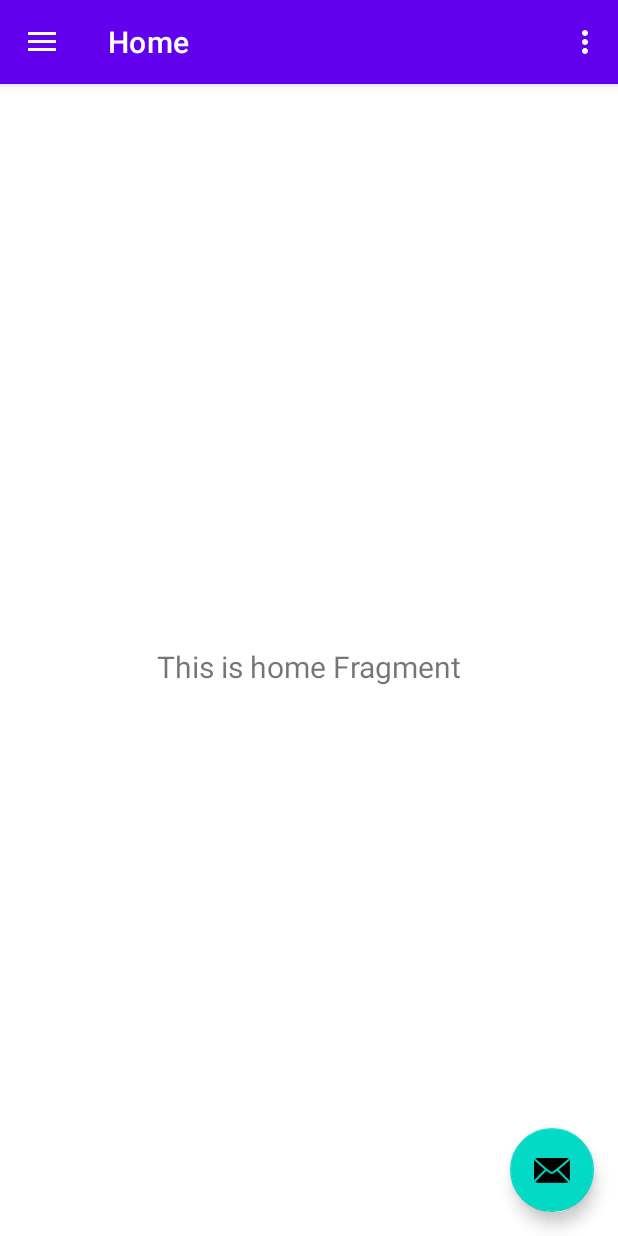
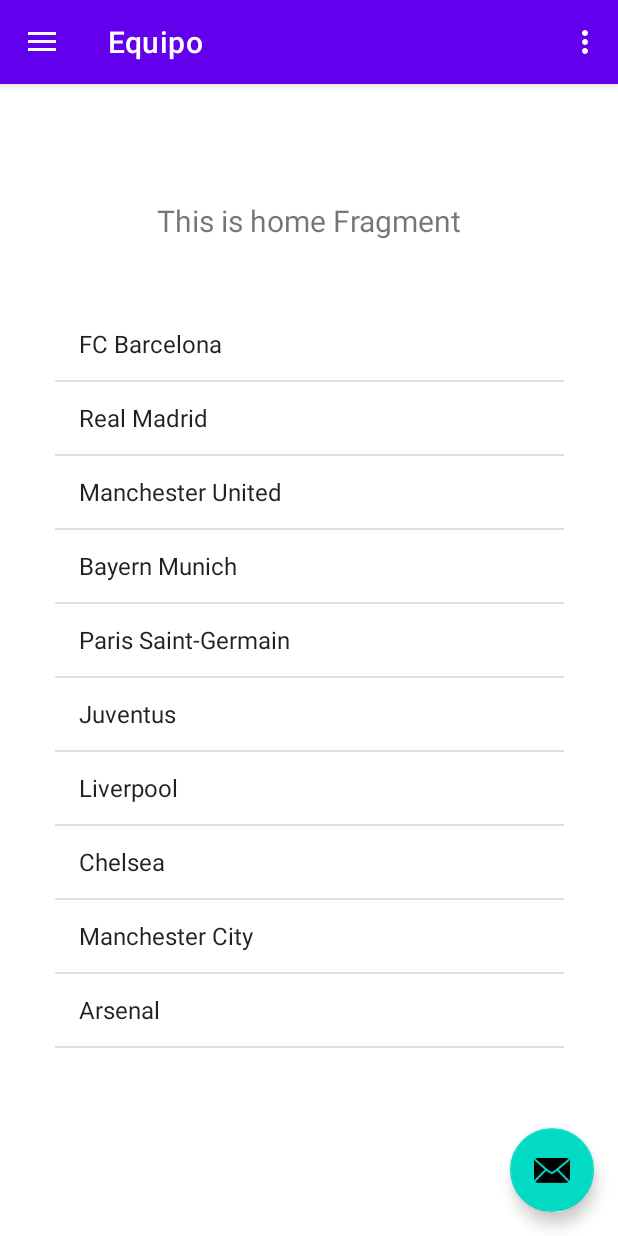
Before and after one commit to Adan28742/Pc01_Picon, an Android app: the MainActivity screen opened directly, with no data from a screen before it, on a phone screen of 412 x 824 dp. Run offline under Robolectric (Android 15) with nearby library versions, the phone set to English and light mode, and no system bars; our stand-ins replace navigation-ui.

Commit message:
Avance_3

```diff
--- a/app/src/main/java/dev/luisacu/pc01_picon_1_y_2/ui/home/HomeFragment.kt
+++ b/app/src/main/java/dev/luisacu/pc01_picon_1_y_2/ui/home/HomeFragment.kt
@@ -4,6 +4,8 @@ import android.os.Bundle
 import android.view.LayoutInflater
 import android.view.View
 import android.view.ViewGroup
+import android.widget.ArrayAdapter
+import android.widget.ListView
 import android.widget.TextView
 import androidx.fragment.app.Fragment
 import androidx.lifecycle.ViewModelProvider
@@ -12,9 +14,8 @@ import dev.luisacu.pc01_picon_1_y_2.databinding.FragmentHomeBinding
 class HomeFragment : Fragment() {
 
     private var _binding: FragmentHomeBinding? = null
+    private lateinit var listViewTeams: ListView
 
-    // This property is only valid between onCreateView and
-    // onDestroyView.
     private val binding get() = _binding!!
 
     override fun onCreateView(
@@ -32,6 +33,23 @@ class HomeFragment : Fragment() {
         homeViewModel.text.observe(viewLifecycleOwner) {
             textView.text = it
         }
+        listViewTeams = binding.listViewTeams
+        val teams = arrayOf(
+            "FC Barcelona",
+            "Real Madrid",
+            "Manchester United",
+            "Bayern Munich",
+            "Paris Saint-Germain",
+            "Juventus",
+            "Liverpool",
+            "Chelsea",
+            "Manchester City",
+            "Arsenal"
+        )
+
+        val adapter = ArrayAdapter(requireContext(), android.R.layout.simple_list_item_1, teams)
+        listViewTeams.adapter = adapter
+
         return root
     }
 
--- a/app/src/main/res/layout/fragment_home.xml
+++ b/app/src/main/res/layout/fragment_home.xml
@@ -11,12 +11,25 @@
         android:layout_width="match_parent"
         android:layout_height="wrap_content"
         android:layout_marginStart="8dp"
-        android:layout_marginTop="8dp"
+        android:layout_marginTop="32dp"
         android:layout_marginEnd="8dp"
+        android:text="@string/textequipofut"
         android:textAlignment="center"
         android:textSize="20sp"
+        app:layout_constraintBottom_toTopOf="@+id/listViewTeams"
+        app:layout_constraintEnd_toEndOf="parent"
+        app:layout_constraintHorizontal_bias="0.0"
+        app:layout_constraintStart_toStartOf="parent"
+        app:layout_constraintTop_toTopOf="parent" />
+
+    <ListView
+        android:id="@+id/listViewTeams"
+        android:layout_width="339dp"
+        android:layout_height="573dp"
+        android:layout_marginStart="8dp"
+        android:layout_marginEnd="8dp"
         app:layout_constraintBottom_toBottomOf="parent"
         app:layout_constraintEnd_toEndOf="parent"
         app:layout_constraintStart_toStartOf="parent"
-        app:layout_constraintTop_toTopOf="parent" />
+        app:layout_constraintTop_toBottomOf="@+id/text_home" />
 </androidx.constraintlayout.widget.ConstraintLayout>
--- a/app/src/main/res/menu/activity_main_drawer.xml
+++ b/app/src/main/res/menu/activity_main_drawer.xml
@@ -7,7 +7,7 @@
         <item
             android:id="@+id/nav_home"
             android:icon="@drawable/ic_menu_camera"
-            android:title="@string/menu_home" />
+            android:title="@string/nav_equip" />
         <item
             android:id="@+id/nav_gallery"
             android:icon="@drawable/ic_menu_gallery"
--- a/app/src/main/res/navigation/mobile_navigation.xml
+++ b/app/src/main/res/navigation/mobile_navigation.xml
@@ -9,7 +9,7 @@
     <fragment
         android:id="@+id/nav_home"
         android:name="dev.luisacu.pc01_picon_1_y_2.ui.home.HomeFragment"
-        android:label="@string/menu_home"
+        android:label="@string/Equihome"
         tools:layout="@layout/fragment_home" />
 
     <fragment
--- a/app/src/main/res/values/strings.xml
+++ b/app/src/main/res/values/strings.xml
@@ -21,4 +21,7 @@
     <string name="rtext">Rendimiento</string>
     <string name="nav_players">Players</string>
     <string name="nav_rend">Rendimiento</string>
+    <string name="nav_equip">Equipos</string>
+    <string name="Equihome">Equipo</string>
+    <string name="textequipofut">Equipos</string>
 </resources>
```
